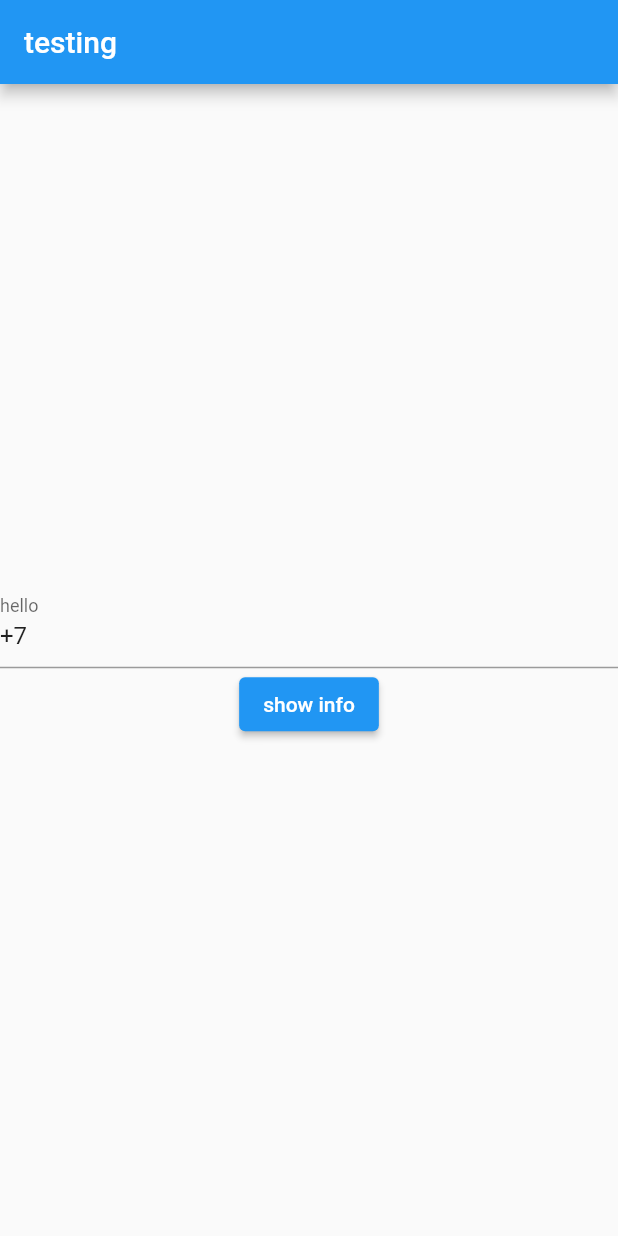
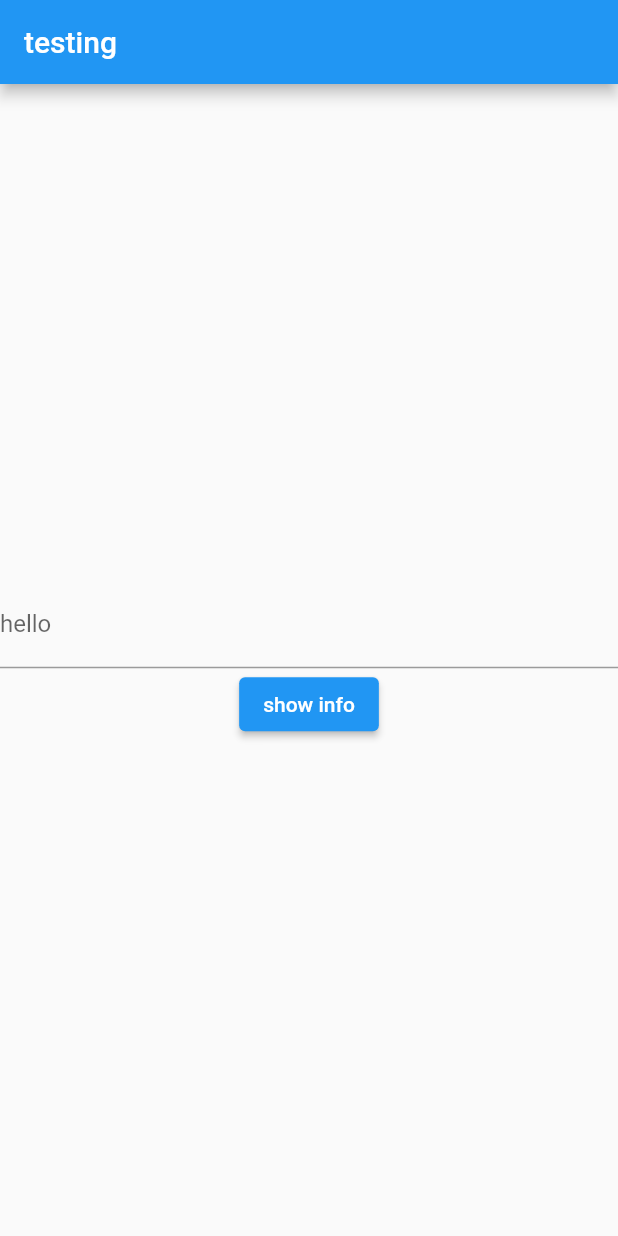
Before and after one commit to politebarista/WidgetsTesting, a Flutter app: the screen it shows after launch, on a phone screen of 412 x 824 dp. Run offline on Flutter 3.47's test engine with Material 2 defaults, Android fonts, the phone set to English and light mode, and no system bars; our stand-ins replace geolocator, google_maps_flutter, mask_text_input_formatter, material_segmented_control; missing offline and left inert: yandex_mapkit; generated files the repository leaves out were written again.

Commit message:
slightly changed settings

```diff
--- a/lib/mask_testing_widget.dart
+++ b/lib/mask_testing_widget.dart
@@ -9,7 +9,9 @@ class MaskTestingWidget extends StatelessWidget {
       // initialText: '7',
       filter: {"#": RegExp(r'[0-9]')},
     );
-    TextEditingController textEditingController = TextEditingController(text: "+7");
+    TextEditingController textEditingController = TextEditingController(
+      // text: "+7",
+    );
     return Container(
       child: Column(
         mainAxisAlignment: MainAxisAlignment.center,
```
